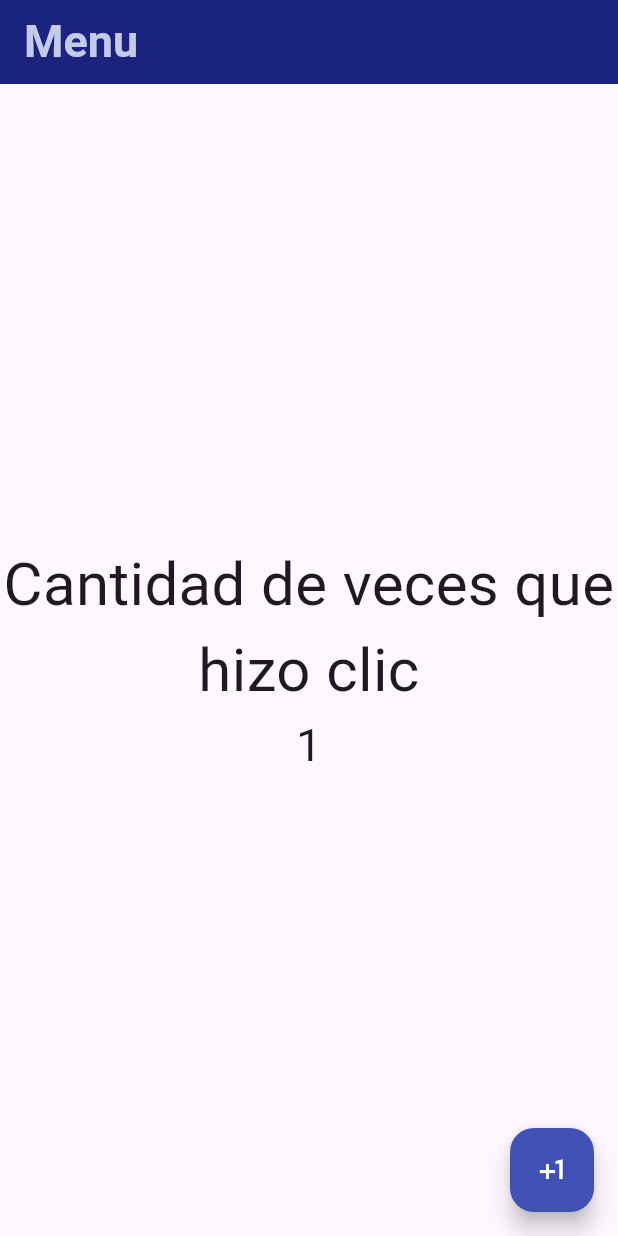
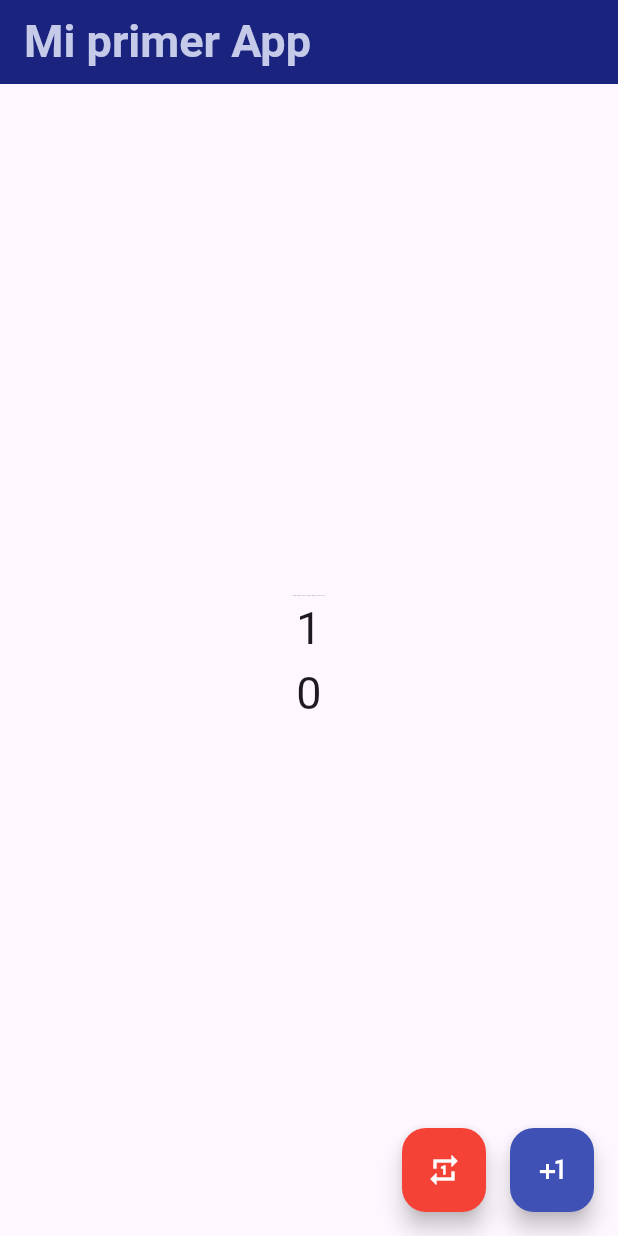
Before and after one commit to jalvarenga-unah/IS513-II-PAC-2025, a Flutter app: the screen it shows after launch, on a phone screen of 412 x 824 dp. Run offline on Flutter 3.47's test engine with Material 3 defaults, Android fonts, the phone set to English and light mode, and no system bars.

```diff
--- a/intro-flutter/mi_primer_app/lib/main.dart
+++ b/intro-flutter/mi_primer_app/lib/main.dart
@@ -1,10 +1,22 @@
+import 'dart:nativewrappers/_internal/vm/lib/math_patch.dart';
+
 import 'package:flutter/material.dart';
 
 void main() {
   runApp(MyApp());
 }
 
-class MyApp extends StatelessWidget {
+class MyApp extends StatefulWidget {
+  @override
+  State<StatefulWidget> createState() {
+    return MyAppState();
+  }
+}
+
+class MyAppState extends State<MyApp> {
+  int contador = 1;
+  int contador2 = 0;
+
   @override
   Widget build(BuildContext context) {
     //retornar el Widget "Padre"
@@ -14,7 +26,7 @@ class MyApp extends StatelessWidget {
         appBar: AppBar(
           // centerTitle: false,
           title: Text(
-            'Menu',
+            'Mi primer App',
             style: TextStyle(
               fontWeight: FontWeight.w700,
               fontSize: 30.0,
@@ -32,24 +44,55 @@ class MyApp extends StatelessWidget {
             children: [
               Text(
                 'Cantidad de veces que hizo clic',
-                style: TextStyle(fontSize: 40),
+                style: TextStyle(fontSize: (contador * 1.0)),
                 textAlign: TextAlign.center,
               ),
 
-              Text('1', style: TextStyle(fontSize: 30)),
+              Text('$contador', style: TextStyle(fontSize: 30)),
+              Text('$contador2', style: TextStyle(fontSize: 30)),
             ],
           ),
         ),
 
         //? floatingActionButtonLocation: FloatingActionButtonLocation.endContained,
-        floatingActionButton: FloatingActionButton(
-          backgroundColor: Colors.indigo,
-          child: Icon(Icons.plus_one, color: Colors.white),
-          onPressed: () {
-            print('Hizo clic');
-          },
+        floatingActionButton: Row(
+          mainAxisSize: MainAxisSize.min,
+          children: [
+            FloatingActionButton(
+              backgroundColor: Colors.red,
+              onPressed: () {
+                //hago algo mas
+                restar();
+              },
+              child: Icon(Icons.repeat_one_outlined, color: Colors.white),
+            ),
+            SizedBox(width: 16),
+            FloatingActionButton(
+              backgroundColor: Colors.indigo,
+              onPressed: sumar,
+              child: Icon(Icons.plus_one, color: Colors.white),
+            ),
+          ],
         ),
       ),
     );
   }
+
+  void sumar() {
+    // notifica al Widget que el estado cambió y se debe
+    // reconstruir la interfaz de usuario
+    setState(() {});
+    contador++;
+
+    if (contador % 2 == 0) {
+      contador2++;
+    }
+  }
+
+  void restar() {
+    // notifica al Widget que el estado cambió y se debe
+    // reconstruir la interfaz de usuario
+    setState(() {});
+    contador--;
+  }
 }
```
